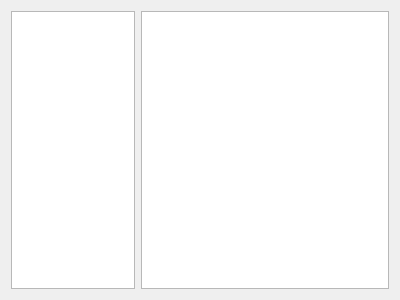
Before: the Qt Designer form SpaceMonkeys/logbook.ui in ishaanrajan/Environmental-Education-App, drawn with Qt 5.
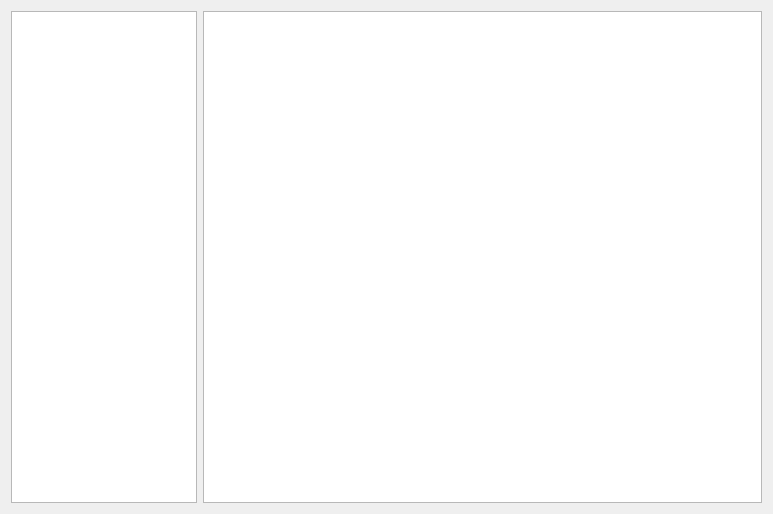
After: the same form once the commit is applied.

Commit message: Added logbook templates

```diff
--- a/SpaceMonkeys/logbook.ui
+++ b/SpaceMonkeys/logbook.ui
@@ -6,8 +6,8 @@
    <rect>
     <x>0</x>
     <y>0</y>
-    <width>400</width>
-    <height>300</height>
+    <width>773</width>
+    <height>514</height>
    </rect>
   </property>
   <property name="windowTitle">
@@ -15,7 +15,7 @@
   </property>
   <layout class="QHBoxLayout" name="horizontalLayout_2">
    <item>
-    <layout class="QHBoxLayout" name="horizontalLayout" stretch="1,2">
+    <layout class="QHBoxLayout" name="horizontalLayout" stretch="1,3">
      <item>
       <widget class="QListWidget" name="logList"/>
      </item>
```
Left out of the diff: 2 changed lines with no effect on the pictures. The commit also changes 5 other files.
